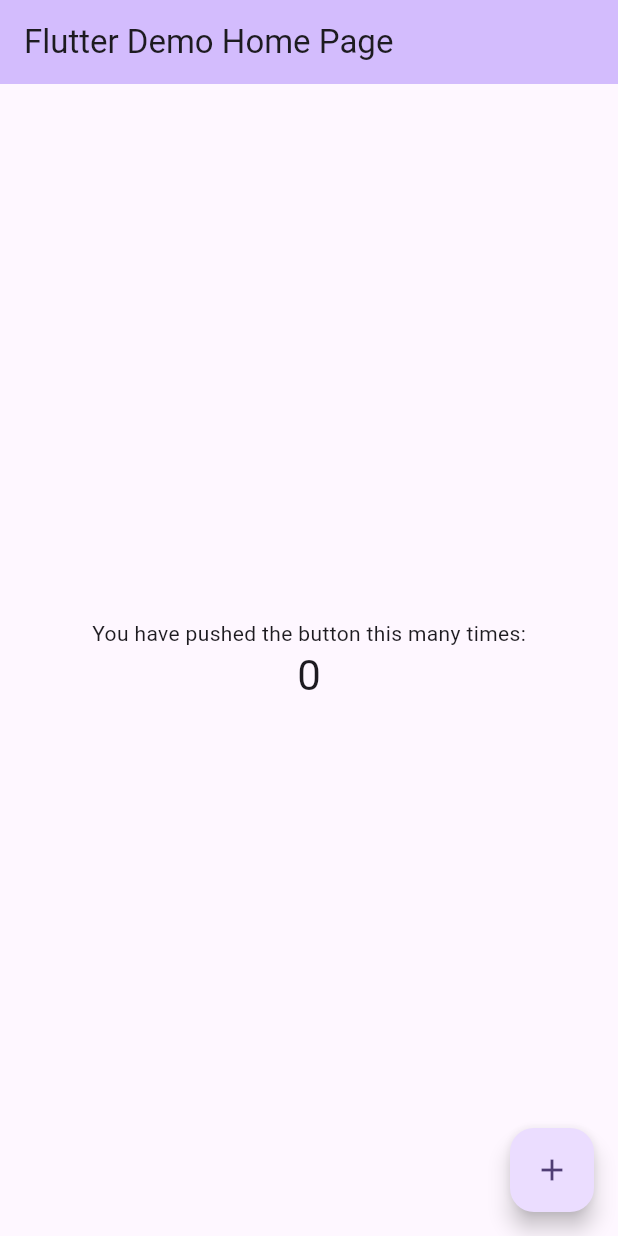
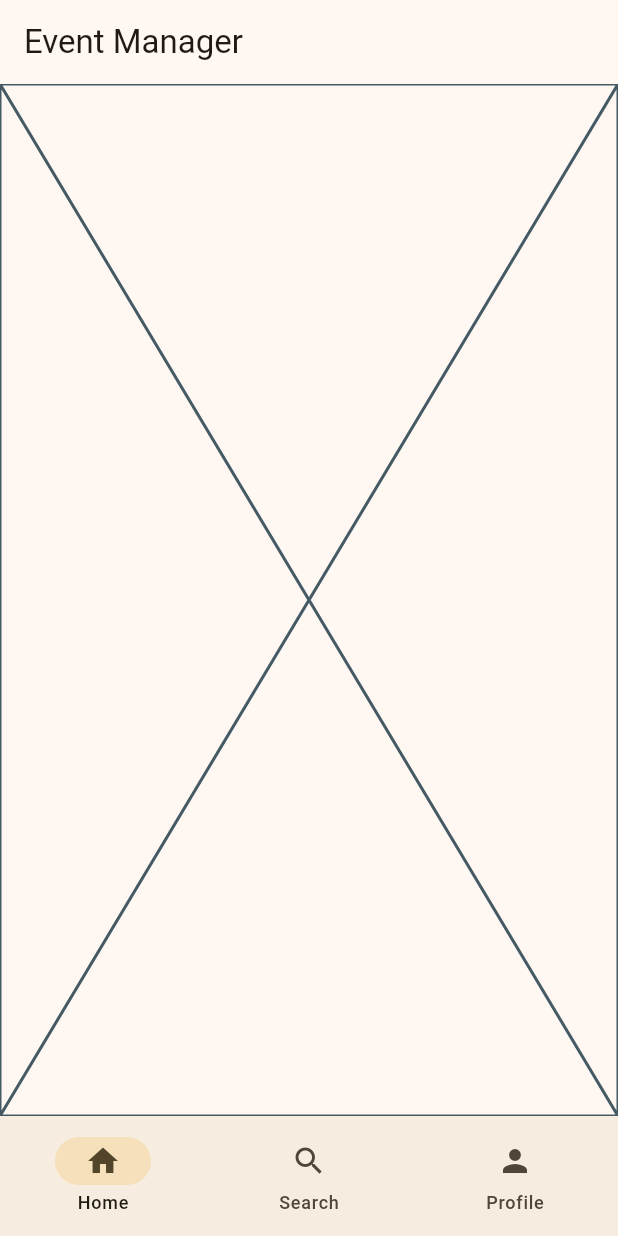
Before and after one commit to MTJakob/EventAppFrontend, a Flutter app: the screen it shows after launch, on a phone screen of 412 x 824 dp. Run offline on Flutter 3.47's test engine with Material 3 defaults, Android fonts, the phone set to English and light mode, and no system bars.

Commit message:
Created app scaffold

```diff
--- a/lib/main.dart
+++ b/lib/main.dart
@@ -1,4 +1,5 @@
 import 'package:flutter/material.dart';
+import 'main_page.dart';
 
 void main() {
   runApp(const MyApp());
@@ -7,119 +8,16 @@ void main() {
 class MyApp extends StatelessWidget {
   const MyApp({super.key});
 
-  // This widget is the root of your application.
   @override
   Widget build(BuildContext context) {
     return MaterialApp(
-      title: 'Flutter Demo',
+      title: 'Event Manager',
       theme: ThemeData(
-        // This is the theme of your application.
-        //
-        // TRY THIS: Try running your application with "flutter run". You'll see
-        // the application has a purple toolbar. Then, without quitting the app,
-        // try changing the seedColor in the colorScheme below to Colors.green
-        // and then invoke "hot reload" (save your changes or press the "hot
-        // reload" button in a Flutter-supported IDE, or press "r" if you used
-        // the command line to start the app).
-        //
-        // Notice that the counter didn't reset back to zero; the application
-        // state is not lost during the reload. To reset the state, use hot
-        // restart instead.
-        //
-        // This works for code too, not just values: Most code changes can be
-        // tested with just a hot reload.
-        colorScheme: ColorScheme.fromSeed(seedColor: Colors.deepPurple),
+        colorScheme: ColorScheme.fromSeed(seedColor: Colors.amber),
         useMaterial3: true,
       ),
-      home: const MyHomePage(title: 'Flutter Demo Home Page'),
+      darkTheme: ThemeData.dark(),
+      home: const MainPage(),
     );
   }
 }
-
-class MyHomePage extends StatefulWidget {
-  const MyHomePage({super.key, required this.title});
-
-  // This widget is the home page of your application. It is stateful, meaning
-  // that it has a State object (defined below) that contains fields that affect
-  // how it looks.
-
-  // This class is the configuration for the state. It holds the values (in this
-  // case the title) provided by the parent (in this case the App widget) and
-  // used by the build method of the State. Fields in a Widget subclass are
-  // always marked "final".
-
-  final String title;
-
-  @override
-  State<MyHomePage> createState() => _MyHomePageState();
-}
-
-class _MyHomePageState extends State<MyHomePage> {
-  int _counter = 0;
-
-  void _incrementCounter() {
-    setState(() {
-      // This call to setState tells the Flutter framework that something has
-      // changed in this State, which causes it to rerun the build method below
-      // so that the display can reflect the updated values. If we changed
-      // _counter without calling setState(), then the build method would not be
-      // called again, and so nothing would appear to happen.
-      _counter++;
-    });
-  }
-
-  @override
-  Widget build(BuildContext context) {
-    // This method is rerun every time setState is called, for instance as done
-    // by the _incrementCounter method above.
-    //
-    // The Flutter framework has been optimized to make rerunning build methods
-    // fast, so that you can just rebuild anything that needs updating rather
-    // than having to individually change instances of widgets.
-    return Scaffold(
-      appBar: AppBar(
-        // TRY THIS: Try changing the color here to a specific color (to
-        // Colors.amber, perhaps?) and trigger a hot reload to see the AppBar
-        // change color while the other colors stay the same.
-        backgroundColor: Theme.of(context).colorScheme.inversePrimary,
-        // Here we take the value from the MyHomePage object that was created by
-        // the App.build method, and use it to set our appbar title.
-        title: Text(widget.title),
-      ),
-      body: Center(
-        // Center is a layout widget. It takes a single child and positions it
-        // in the middle of the parent.
-        child: Column(
-          // Column is also a layout widget. It takes a list of children and
-          // arranges them vertically. By default, it sizes itself to fit its
-          // children horizontally, and tries to be as tall as its parent.
-          //
-          // Column has various properties to control how it sizes itself and
-          // how it positions its children. Here we use mainAxisAlignment to
-          // center the children vertically; the main axis here is the vertical
-          // axis because Columns are vertical (the cross axis would be
-          // horizontal).
-          //
-          // TRY THIS: Invoke "debug painting" (choose the "Toggle Debug Paint"
-          // action in the IDE, or press "p" in the console), to see the
-          // wireframe for each widget.
-          mainAxisAlignment: MainAxisAlignment.center,
-          children: <Widget>[
-            const Text(
-              'You have pushed the button this many times:',
-            ),
-            Text(
-              '$_counter',
-              style: Theme.of(context).textTheme.headlineMedium,
-            ),
-          ],
-        ),
-      ),
-      floatingActionButton: FloatingActionButton(
-        onPressed: _incrementCounter,
-        tooltip: 'Increment',
-        child: const Icon(Icons.add),
-      ), // This trailing comma makes auto-formatting nicer for build methods.
-    );
-  }
-}
--- /dev/null
+++ b/lib/main_page.dart
@@ -0,0 +1,41 @@
+import 'package:event_flutter_application/tabs/home_tab.dart';
+import 'package:event_flutter_application/tabs/profile_tab.dart';
+import 'package:event_flutter_application/tabs/search_tab.dart';
+import 'package:flutter/material.dart';
+
+class MainPage extends StatefulWidget {
+  const MainPage({super.key});
+
+  @override
+  State<MainPage> createState() => _MainPageState();
+}
+
+class _MainPageState extends State<MainPage> {
+int currentPageIndex = 0;
+
+  @override
+  Widget build(BuildContext context) {
+    return Scaffold(
+      appBar: AppBar(
+        title: const Text("Event Manager"),
+      ),
+      bottomNavigationBar: NavigationBar(destinations: const [
+        NavigationDestination(icon: Icon(Icons.home), label: "Home"),
+        NavigationDestination(icon: Icon(Icons.search), label: "Search"),
+        NavigationDestination(icon: Icon(Icons.person), label: "Profile")
+      ],
+      selectedIndex: currentPageIndex,
+      onDestinationSelected:(int index) {
+        setState(() {
+          currentPageIndex = index;
+        });
+      },
+      ),
+      body: SafeArea(child: [
+        const HomeTab(),
+        const SearchTab(),
+        const ProfileTab()
+      ][currentPageIndex])
+    );
+  }
+}
--- /dev/null
+++ b/lib/tabs/home_tab.dart
@@ -0,0 +1,15 @@
+import 'package:flutter/material.dart';
+
+class HomeTab extends StatefulWidget {
+  const HomeTab({super.key});
+
+  @override
+  State<HomeTab> createState() => _HomeTabState();
+}
+
+class _HomeTabState extends State<HomeTab> {
+  @override
+  Widget build(BuildContext context) {
+    return const Placeholder();
+  }
+}
--- /dev/null
+++ b/lib/tabs/profile_tab.dart
@@ -0,0 +1,10 @@
+import 'package:flutter/material.dart';
+
+class ProfileTab extends StatelessWidget {
+  const ProfileTab({super.key});
+
+  @override
+  Widget build(BuildContext context) {
+    return const Placeholder();
+  }
+}
--- /dev/null
+++ b/lib/tabs/search_tab.dart
@@ -0,0 +1,15 @@
+import 'package:flutter/material.dart';
+
+class SearchTab extends StatefulWidget {
+  const SearchTab({super.key});
+
+  @override
+  State<SearchTab> createState() => _SearchTabState();
+}
+
+class _SearchTabState extends State<SearchTab> {
+  @override
+  Widget build(BuildContext context) {
+    return const Placeholder();
+  }
+}
```
